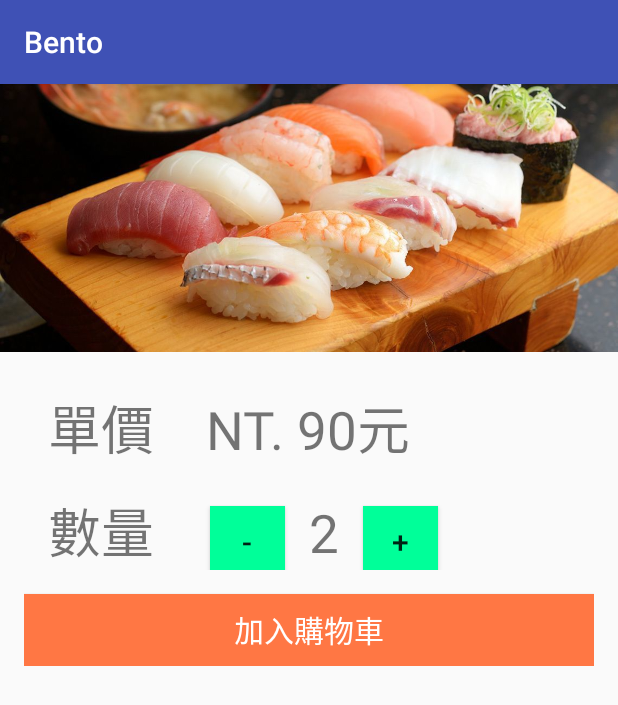
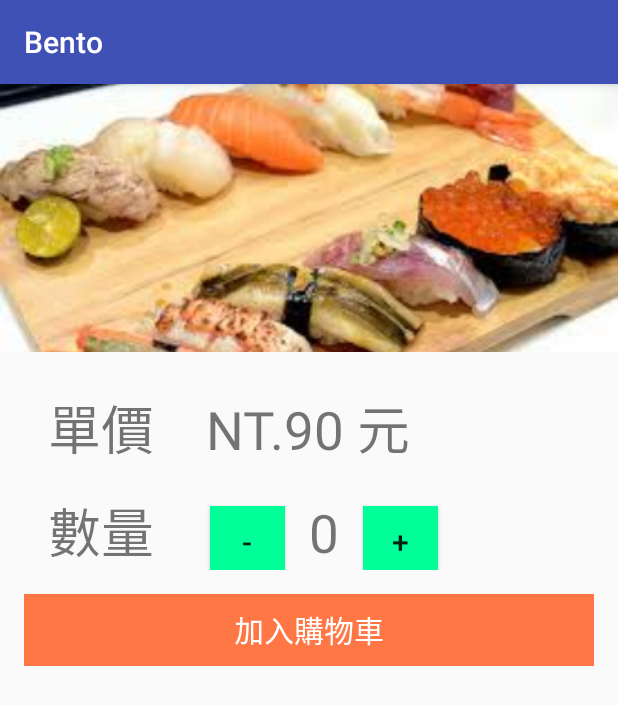
Before and after one commit to 107bento/App, an Android app: the store_menu screen opened directly, with no data from a screen before it, after a tap on "握壽司", on a phone screen of 412 x 824 dp. Shown: the top 705 px of the screen. Run offline under Robolectric (Android 15) with nearby library versions, the phone set to English and light mode, and no system bars.

Commit message:
meal_purchase 頁面邏輯 除了價格以外完成

```diff
--- a/Bento/app/src/main/java/com/example/aishalien/bento/Login.java
+++ b/Bento/app/src/main/java/com/example/aishalien/bento/Login.java
@@ -146,7 +146,7 @@ public class Login extends AppCompatActivity implements LoaderCallbacks<Cursor>
                             }
                             else {
                                 try {
-                                    Error loginError = gson.fromJson(response.errorBody().string(), Error.class);
+                                    LoginError loginError = gson.fromJson(response.errorBody().string(),  LoginError.class);
                                     Toast.makeText(view.getContext(), loginError.getError(), Toast.LENGTH_LONG).show();
                                 } catch (IOException e) {
                                     e.printStackTrace();
--- a/Bento/app/src/main/java/com/example/aishalien/bento/Error.java
+++ b/Bento/app/src/main/java/com/example/aishalien/bento/LoginError.java
@@ -7,7 +7,7 @@ import com.google.gson.annotations.SerializedName;
  * Created by User on 2017/11/1.
  */
 
-public class Error {
+public class LoginError {
     @SerializedName("error")
     @Expose
     private String error;
--- a/Bento/app/src/main/java/com/example/aishalien/bento/meal_purchase.java
+++ b/Bento/app/src/main/java/com/example/aishalien/bento/meal_purchase.java
@@ -6,13 +6,22 @@ import android.os.Bundle;
 import android.view.View;
 import android.widget.Button;
 import android.widget.ImageButton;
+import android.widget.ImageView;
+import android.widget.TextView;
 
 public class meal_purchase extends AppCompatActivity {
-
+    TextView value,num;
+    int counter = 0;
     @Override
     protected void onCreate(Bundle savedInstanceState) {
         super.onCreate(savedInstanceState);
         setContentView(R.layout.activity_meal_purchase);
+        value= (TextView) findViewById(R.id.meal_purchase_value);
+        num= (TextView) findViewById(R.id.meal_purchase_num);
+        ImageView img= (ImageView) findViewById(R.id.meal_purchase_img);
+        Bundle bundle = getIntent().getExtras();
+        value.setText("單價    NT."+bundle.getString("value")+" 元");
+        img.setImageResource(bundle.getInt("pic"));
         initimgbtn();
     }
     public void initimgbtn(){
--- a/Bento/app/src/main/java/com/example/aishalien/bento/store_menu.java
+++ b/Bento/app/src/main/java/com/example/aishalien/bento/store_menu.java
@@ -1,5 +1,6 @@
 package com.example.aishalien.bento;
 
+import android.app.Activity;
 import android.app.SearchManager;
 import android.content.Context;
 import android.content.Intent;
@@ -42,15 +43,27 @@ public class store_menu extends AppCompatActivity{
 
     private ListView listView;
     private String[] list = {"握壽司","鮭魚手卷","蝦捲","鮭魚定飯","天婦羅定食","茶碗蒸","刺身"};
+    private String[] vlist = {"90","100","50","75","68","77","58"};
+
+
+    private int[] piclist;// = {R.drawable.purch_1,R.drawable.purch_2,"50","75","68","77","58"};
     private ArrayAdapter<String> listAdapter;
 
     @Override
     protected void onCreate(Bundle savedInstanceState) {
         super.onCreate(savedInstanceState);
         setContentView(R.layout.store_menu);
+        setpictureList(list.length);
        initListView();
     }
-
+    private void setpictureList(int listLength){
+        piclist = new int[listLength];
+        for(int i=0;i<listLength;i++){
+            String picName = "purch_"+ Integer.toString(i);
+            int picId = getResources().getIdentifier(picName, "drawable", getPackageName());
+            piclist[i] = picId;
+        }
+    }
     private void initListView(){
         listView = (ListView)findViewById(R.id.store1_menu);//找到物件
         //利用adapter當接口 this為activity,樣式,擺入的字串
@@ -59,11 +72,19 @@ public class store_menu extends AppCompatActivity{
         listView.setOnItemClickListener(new AdapterView.OnItemClickListener() {//監聽
             @Override
             public void onItemClick(AdapterView<?> parent, View view, int position, long id) {
-
-                if(list[position].equals("握壽司")){
-                    Intent intento = new Intent();
-                    intento.setClass(store_menu.this,meal_purchase.class);
-                    startActivity(intento);
+                for(int i=0;i<list.length;i++){
+                    if(list[position].equals(list[i])){
+                        //建立一個Bundle
+                        Bundle bundle = new Bundle();
+                        bundle.putString("meal",list[i]);
+                        bundle.putString("value",vlist[i]);
+                        bundle.putInt("pic",piclist[i]);
+                        Intent intento = new Intent();
+                        intento.setClass(store_menu.this,meal_purchase.class);
+                        //將bundle傳入
+                        intento.putExtras(bundle);
+                        startActivity(intento);
+                    }
                 }
                 //如果有執行以下
                 Toast.makeText(getApplicationContext(), "你選擇的是" + list[position], Toast.LENGTH_SHORT).show();
--- a/Bento/app/src/main/res/layout/activity_meal_purchase.xml
+++ b/Bento/app/src/main/res/layout/activity_meal_purchase.xml
@@ -12,7 +12,7 @@
     android:orientation="vertical">
 
     <ImageView
-        android:id="@+id/imageView2"
+        android:id="@+id/meal_purchase_img"
         android:layout_width="fill_parent"
         android:layout_height="@dimen/fab_margin"
         android:layout_weight="0.3"
@@ -35,7 +35,7 @@
             android:orientation="vertical">
 
             <TextView
-                android:id="@+id/textView9"
+                android:id="@+id/meal_purchase_value"
                 android:layout_width="match_parent"
                 android:layout_height="wrap_content"
                 android:layout_margin="@dimen/text_margin"
@@ -67,12 +67,12 @@
                     android:textSize="20sp" />
 
                 <TextView
-                    android:id="@+id/textView10"
+                    android:id="@+id/meal_purchase_num"
                     android:layout_width="wrap_content"
                     android:layout_height="wrap_content"
                     android:paddingLeft="@dimen/padding_left_and_right"
                     android:paddingRight="@dimen/padding_left_and_right"
-                    android:text="2"
+                    android:text="0"
                     android:textSize="35sp" />
 
                 <Button
```
Also changed, not shown: Bento/app/src/main/res/drawable/purch_0.jpg (added), Bento/app/src/main/res/drawable/purch_1.jpg (added), Bento/app/src/main/res/drawable/purch_2.jpg (added), Bento/app/src/main/res/drawable/purch_3.jpg (added), Bento/app/src/main/res/drawable/purch_4.jpg (added), Bento/app/src/main/res/drawable/purch_5.jpg (added), Bento/app/src/main/res/drawable/purch_6.jpg (added).
